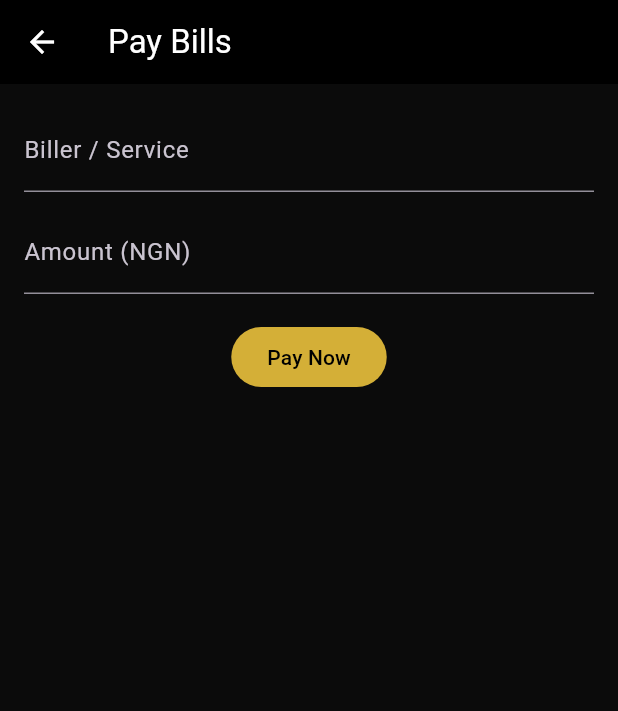
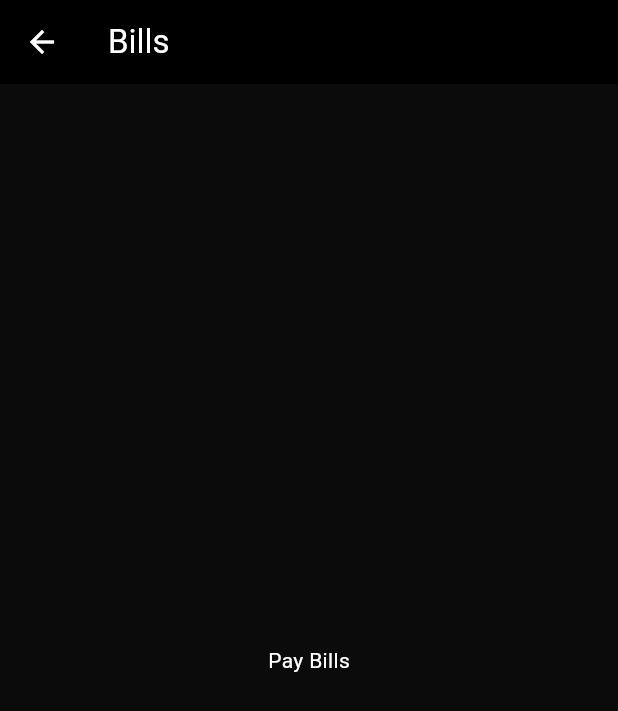
Before and after one commit to Tether-creator/zeus_app_premium, a Flutter app: the BillsScreen screen opened by its route, on a phone screen of 412 x 824 dp. Shown: the top 711 px of the screen. Run offline on Flutter 3.47's test engine with Material 3 defaults, Android fonts, the phone set to English and light mode, and no system bars; our stand-ins replace pdf, printing.

Commit message:
Update bills_screen.dart

```diff
--- a/lib/screens/bills_screen.dart
+++ b/lib/screens/bills_screen.dart
@@ -1,62 +1,7 @@
 import 'package:flutter/material.dart';
-import '../theme.dart';
-import '../services/limits.dart';
-
-class BillsScreen extends StatefulWidget {
+class BillsScreen extends StatelessWidget {
+  const BillsScreen({super.key});
   static const route = '/bills';
-  const BillsScreen({super.key});
-
   @override
-  State<BillsScreen> createState() => _BillsScreenState();
+  Widget build(BuildContext context) => Scaffold(appBar: AppBar(title: const Text('Bills')), body: const Center(child: Text('Pay Bills')));
 }
-
-class _BillsScreenState extends State<BillsScreen> {
-  final _formKey = GlobalKey<FormState>();
-  final _billerCtrl = TextEditingController();
-  final _amountCtrl = TextEditingController();
-
-  void _submit() {
-    if (!_formKey.currentState!.validate()) return;
-    final amt = double.tryParse(_amountCtrl.text) ?? 0;
-    if (amt > ZeusLimits.billsPerTxn) {
-      ScaffoldMessenger.of(context).showSnackBar(
-        SnackBar(content: Text('Per-transaction limit is ₦${ZeusLimits.billsPerTxn.toInt()}')),
-      );
-      return;
-    }
-    ScaffoldMessenger.of(context).showSnackBar(
-      const SnackBar(content: Text('Bill payment submitted.')),
-    );
-  }
-
-  @override
-  Widget build(BuildContext context) {
-    return Scaffold(
-      appBar: AppBar(title: const Text('Pay Bills')),
-      body: Padding(
-        padding: const EdgeInsets.all(16),
-        child: Form(
-          key: _formKey,
-          child: Column(
-            children: [
-              TextFormField(
-                controller: _billerCtrl,
-                decoration: const InputDecoration(labelText: 'Biller / Service'),
-                validator: (v) => v!.isNotEmpty ? null : 'Enter biller name',
-              ),
-              const SizedBox(height: 12),
-              TextFormField(
-                controller: _amountCtrl,
-                keyboardType: TextInputType.number,
-                decoration: const InputDecoration(labelText: 'Amount (NGN)'),
-                validator: (v) => (double.tryParse(v ?? '') ?? 0) > 0 ? null : 'Enter amount',
-              ),
-              const SizedBox(height: 18),
-              FilledButton(onPressed: _submit, child: const Text('Pay Now')),
-            ],
-          ),
-        ),
-      ),
-    );
-  }
-}
```
